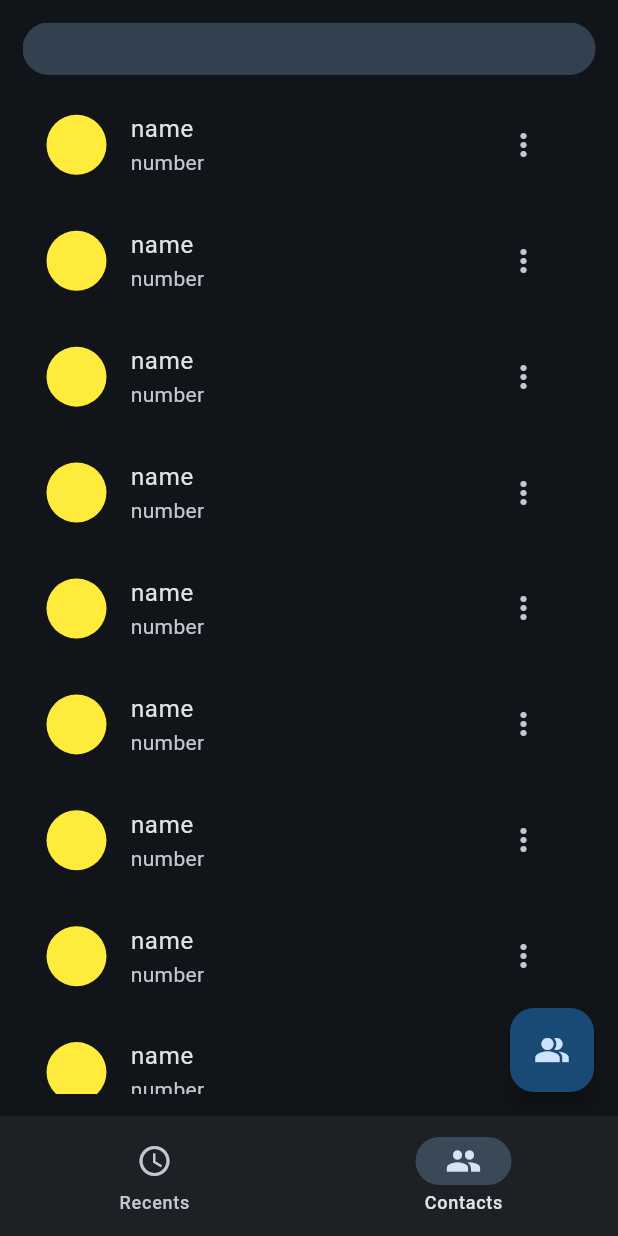
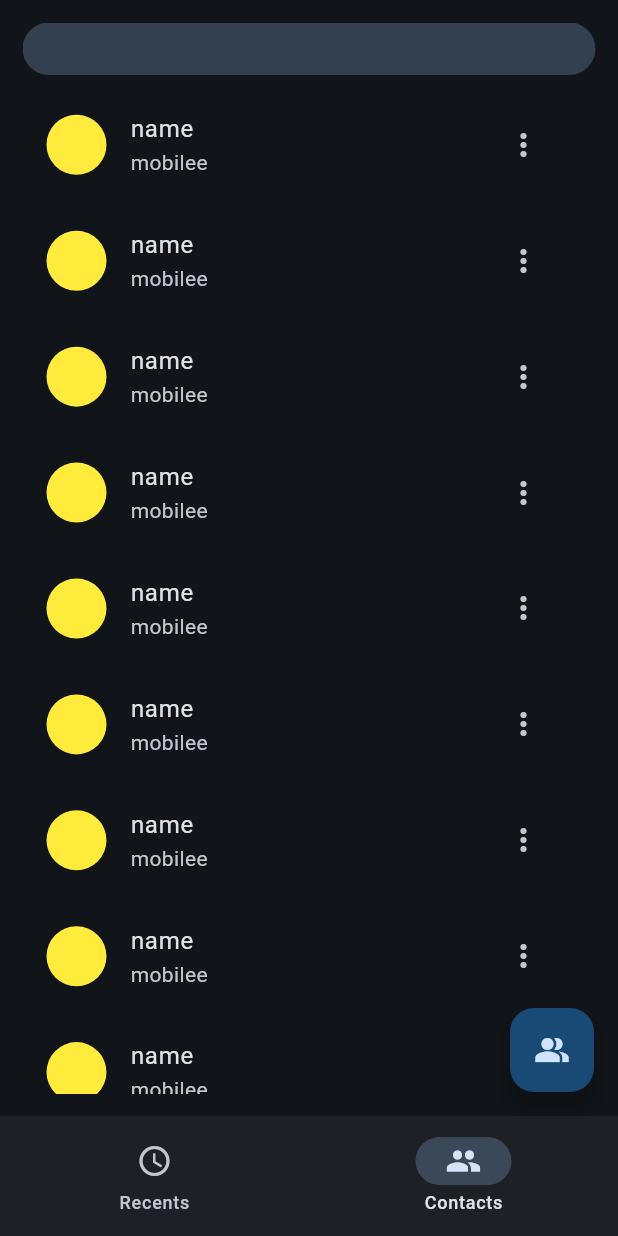
Before and after one commit to Nandakishors369/phone-dialer, a Flutter app: the screen it shows after launch, item 2 of the bottom bar chosen, on a phone screen of 412 x 824 dp. Run offline on Flutter 3.47's test engine with Material 2 defaults, Android fonts, the phone set to English and light mode, and no system bars; our stand-ins replace cloud_firestore, firebase_core, flutter_screenutil; accounts and stored records are empty.

```diff
--- a/lib/presentation/contacts_screen.dart
+++ b/lib/presentation/contacts_screen.dart
@@ -85,7 +85,7 @@ class ContactScreen extends StatelessWidget {
                           radius: 20,
                         ),
                         title: Text("name"),
-                        subtitle: Text("number"),
+                        subtitle: Text("mobilee"),
                         trailing: IconButton(
                             onPressed: () {},
                             icon: const Icon(Icons.more_vert)),
```
